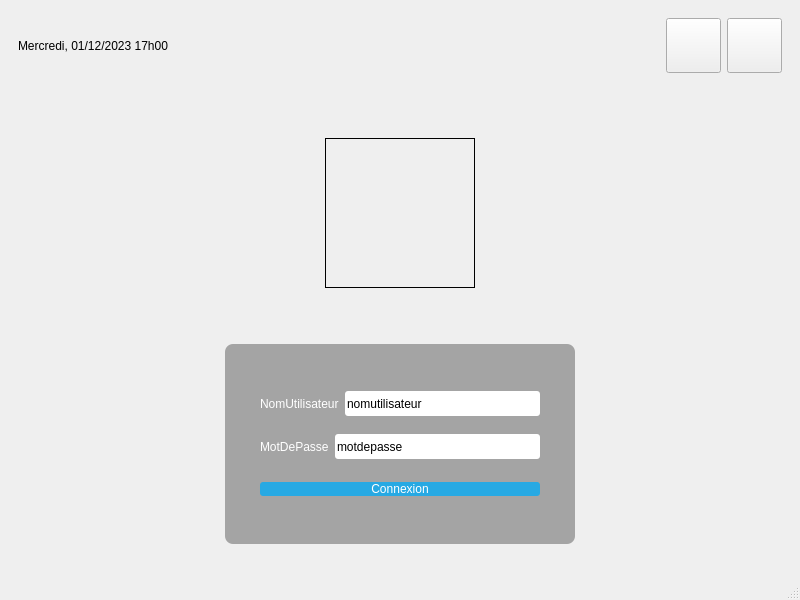
The window that mainwindow.ui (ThuyAnP/TP2-QT-IHM) describes before a commit, drawn with Qt 5.
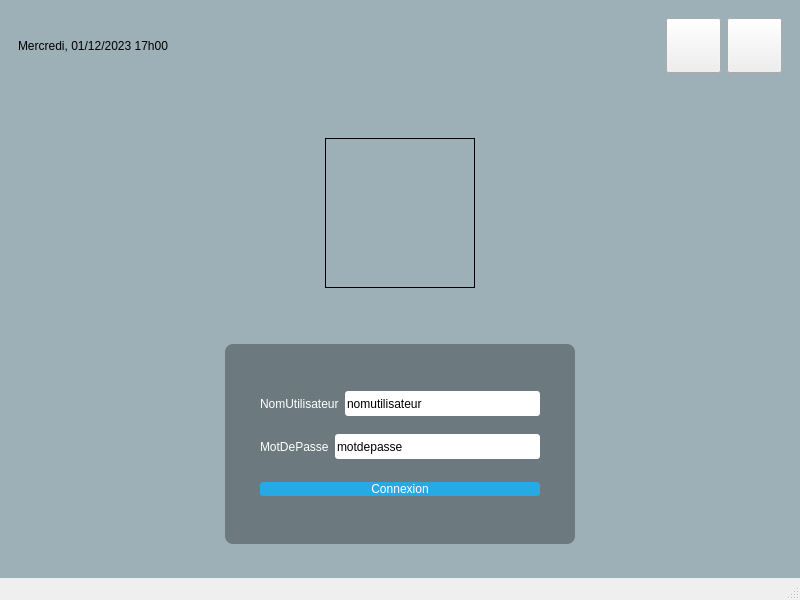
The same window after the commit. Icons and pictures are not drawn.

```diff
--- a/mainwindow.ui
+++ b/mainwindow.ui
@@ -13,6 +13,13 @@
   <property name="windowTitle">
    <string>MainWindow</string>
   </property>
+  <property name="styleSheet">
+   <string notr="true">#centralwidget
+{
+background: rgba(32, 80, 96, 100);
+border-image: url(:/images/fond_connexion1.png);
+}</string>
+  </property>
   <widget class="QWidget" name="centralwidget">
    <layout class="QVBoxLayout" name="verticalLayout">
     <item>
```
Left out of the diff: 12 changed lines with no effect on the pictures.
